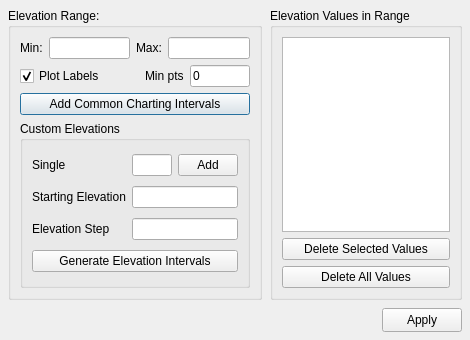
GenericMappingTools/InteractiveGMT, file deps/ui/contouring.ui: the form before one commit.
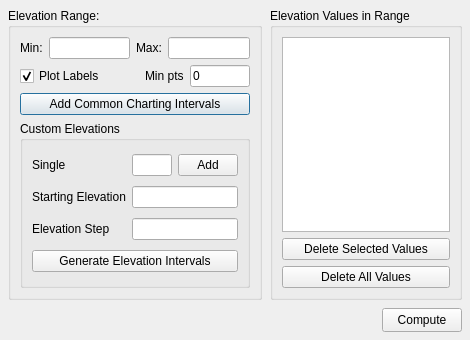
The form after the commit.

```diff
--- a/deps/ui/contouring.ui
+++ b/deps/ui/contouring.ui
@@ -168,7 +168,7 @@
      <item>
       <widget class="QPushButton" name="push_Apply">
        <property name="minimumSize"><size><width>80</width><height>24</height></size></property>
-       <property name="text"><string>Apply</string></property>
+       <property name="text"><string>Compute</string></property>
       </widget>
      </item>
     </layout>
```
